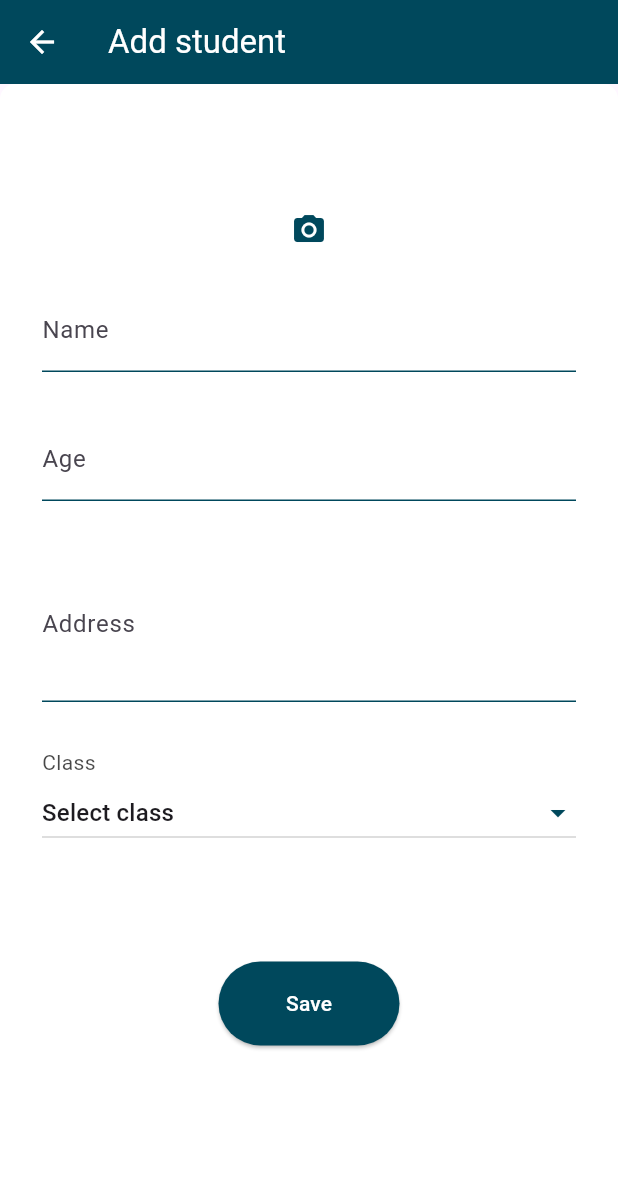
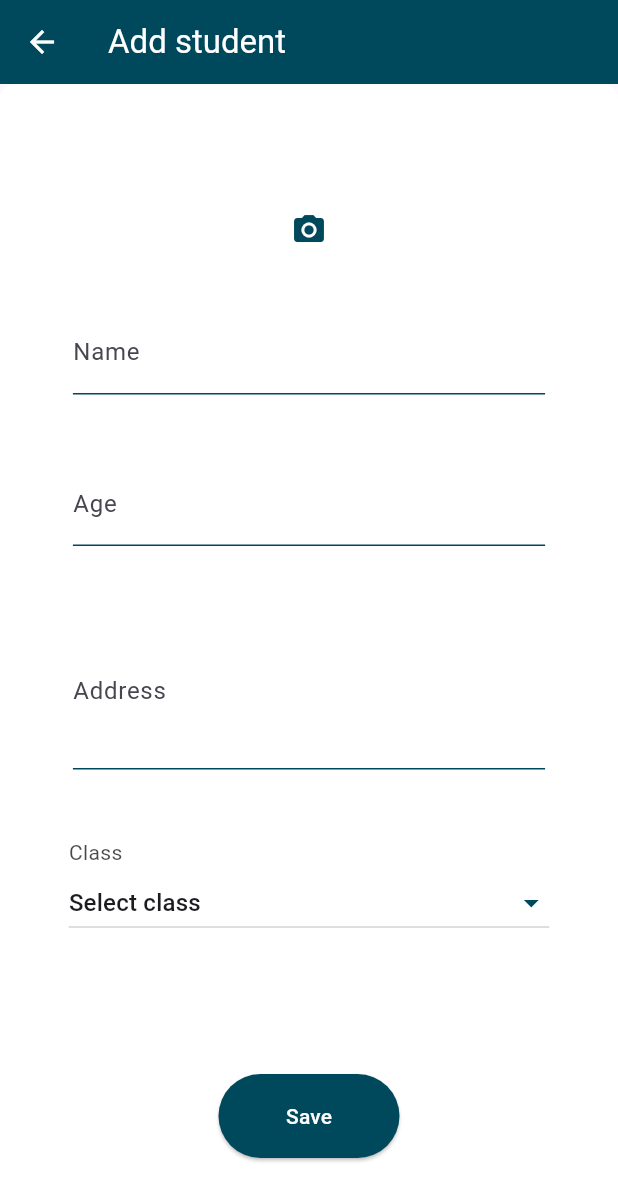
Before and after one commit to TrSamuel/studexis, a Flutter app: the AddEditScreen screen opened by its route, on a phone screen of 412 x 824 dp. Shown: the top 1201 px of the screen. Run offline on Flutter 3.47's test engine with Material 3 defaults, Android fonts, the phone set to English and light mode, and no system bars; our stand-ins replace hive_flutter, image_picker, shared_preferences; accounts and stored records are empty.

Commit message:
form fieldst to as responsive, edit and delete button added to student list item

```diff
--- a/lib/presentation/pages/add_edit_student/add_edit_screen.dart
+++ b/lib/presentation/pages/add_edit_student/add_edit_screen.dart
@@ -52,6 +52,7 @@ class _AddEditScreenState extends State<AddEditScreen> {
     const height15 = SizedBox(
       height: 15,
     );
+    final Size size=MediaQuery.sizeOf(context);
     return Scaffold(
       appBar: AppBar(
         foregroundColor: secondaryColor,
@@ -108,7 +109,7 @@ class _AddEditScreenState extends State<AddEditScreen> {
                     maxLines: 3,
                   ),
                   height15,
-                  const StudentClassSelector(),
+                  StudentClassSelector(size: size,),
                   const SizedBox(
                     height: 75,
                   ),
--- a/lib/presentation/pages/add_edit_student/widgets/student_class_selector.dart
+++ b/lib/presentation/pages/add_edit_student/widgets/student_class_selector.dart
@@ -4,13 +4,30 @@ import 'package:studdataapp/core/constants/colorconst.dart';
 import 'package:studdataapp/state/providers/student_provider.dart';
 
 class StudentClassSelector extends StatelessWidget {
+  final Size size;
   const StudentClassSelector({
     super.key,
+    required this.size,
   });
 
   @override
   Widget build(BuildContext context) {
-    return Column(
+    double dropdownWidth;
+
+    if (size.width > 900) {
+      dropdownWidth = size.width * 0.37;
+    } else if (size.width > 600) {
+      dropdownWidth = size.width * 0.57;
+    } else {
+      dropdownWidth = size.width * 0.87;
+    }
+
+    return Padding(
+      padding: EdgeInsets.symmetric(
+        vertical: 15,
+        horizontal: (size.width - dropdownWidth) / 3,
+      ),
+      child: Column(
         crossAxisAlignment: CrossAxisAlignment.start,
         children: [
           const Text(
@@ -18,35 +35,35 @@ class StudentClassSelector extends StatelessWidget {
             style: TextStyle(color: Color.fromARGB(184, 0, 0, 0)),
           ),
           Consumer<StudentNotifier>(
-          builder: (context, studentNotifierData, _) => DropdownButton<int>(
+            builder: (context, studentNotifierData, _) => SizedBox(
+              width: dropdownWidth,
+              child: DropdownButton<int>(
                 dropdownColor: secondaryColor,
                 iconEnabledColor: primaryColor,
                 isExpanded: true,
-            menuWidth: 200,
                 value: studentNotifierData.selectedClass,
                 items: [
                   const DropdownMenuItem(
                     value: 0,
-                child: Text(
-                  "Select class",
-                ),
+                    child: Text("Select class"),
                   ),
                   ...List.generate(
                     10,
                     (index) => DropdownMenuItem(
                       value: index + 1,
-                  child: Text(
-                    "${index + 1}",
-                  ),
+                      child: Text("${index + 1}"),
                     ),
                   )
                 ],
                 onChanged: (newSelectedClass) {
-              studentNotifierData.selectClass(studentClass: newSelectedClass!);
+                  studentNotifierData.selectClass(
+                      studentClass: newSelectedClass!);
                 },
               ),
             ),
+          ),
         ],
+      ),
     );
   }
 }
--- a/lib/presentation/pages/view_details/widgets/delete_student_button.dart
+++ b/lib/presentation/pages/view_details/widgets/delete_student_button.dart
@@ -38,7 +38,7 @@ class DeleteStudentButton extends StatelessWidget {
                   );
                   studentNotifierData.getStudents();
                   Navigator.pop(context);
-                  Navigator.pop(context);
+                  Navigator.maybePop(context);
                 },
                 child: const Text("Confirm"),
               ),
--- a/lib/presentation/widgets/data_enter_fields.dart
+++ b/lib/presentation/widgets/data_enter_fields.dart
@@ -17,19 +17,34 @@ class DataEnterFields extends StatelessWidget {
     this.maxLines,
     this.textInputType,
     required this.labelTextName,
-    this.isPassword=false,
+    this.isPassword = false,
   });
 
   @override
   Widget build(BuildContext context) {
+    final size = MediaQuery.of(context).size;
+    double fieldWidth;
+
+    if (size.width > 900) {
+      fieldWidth = size.width * 0.4;
+    } else if (size.width > 600) {
+      fieldWidth = size.width * 0.6;
+    } else {
+      fieldWidth = size.width * 0.9;
+    }
     return Padding(
-      padding: const EdgeInsets.only(bottom: 15),
+      padding: EdgeInsets.symmetric(
+        vertical: 15,
+        horizontal: (size.width - fieldWidth) / 2,
+      ),
       child: TextFormField(
         controller: textController,
-        maxLines: !isPassword?maxLines:1,
+        maxLines: !isPassword ? maxLines : 1,
         keyboardType: textInputType,
         obscureText: isPassword,
-        inputFormatters: textInputType==TextInputType.number?[FilteringTextInputFormatter.digitsOnly]:null,
+        inputFormatters: textInputType == TextInputType.number
+            ? [FilteringTextInputFormatter.digitsOnly]
+            : null,
         decoration: InputDecoration(
           hintText: hintTextName,
           labelText: labelTextName,
@@ -37,7 +52,6 @@ class DataEnterFields extends StatelessWidget {
               borderSide: BorderSide(color: primaryColor)),
           focusedBorder: const UnderlineInputBorder(
               borderSide: BorderSide(color: primaryColor)),
-
         ),
         validator: (value) {
           if (value!.trim().isEmpty) {
--- a/lib/presentation/widgets/grid_item.dart
+++ b/lib/presentation/widgets/grid_item.dart
@@ -4,6 +4,8 @@ import 'package:studdataapp/data/model/student_model.dart';
 import 'package:studdataapp/presentation/pages/home/widgets/grid_view/widgets/student_name.dart';
 import 'package:studdataapp/presentation/pages/home/widgets/grid_view/widgets/student_photo.dart';
 import 'package:studdataapp/presentation/pages/view_details/viewscreen.dart';
+import 'package:studdataapp/presentation/pages/view_details/widgets/delete_student_button.dart';
+import 'package:studdataapp/presentation/pages/view_details/widgets/edit_student_button.dart';
 import 'package:studdataapp/state/providers/student_provider.dart';
 
 class GridItem extends StatelessWidget {
@@ -32,6 +34,13 @@ class GridItem extends StatelessWidget {
           children: [
             StudentPhoto(student: student),
             StudentName(student: student),
+            Row(
+              mainAxisAlignment: MainAxisAlignment.center,
+              children: [
+                EditStudentButton(studentModel: student),
+                DeleteStudentButton(studentModel: student)
+              ],
+            )
           ],
         ),
       ),
```
Also changed, not shown: lib/data/sources/db_function.dart (line endings or trailing spaces). Lines whose indentation alone changed are shown as unchanged.
